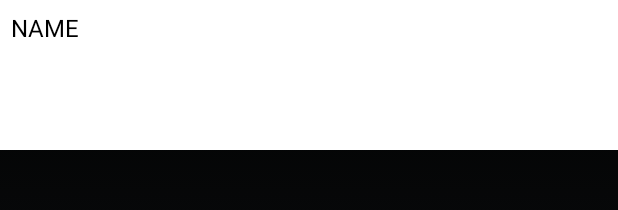
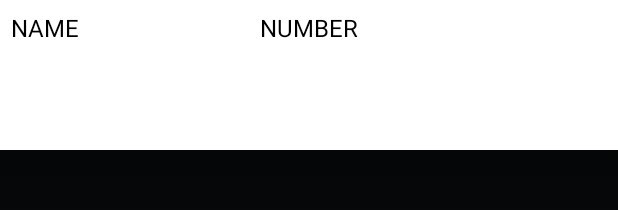
Before and after one commit to akadevv/GAB, an Android app: the layout friend_list_item.xml on its own in the app's theme, with its tools: preview values and no code run, on a phone screen of 412 x 824 dp. Shown: the top 210 px of the screen. Run offline under Robolectric (Android 15) with nearby library versions, the light colour scheme and no system bars.

Commit message:
주소록 불러오기 미완성본

```diff
--- a/app/src/main/AndroidManifest.xml
+++ b/app/src/main/AndroidManifest.xml
@@ -1,6 +1,9 @@
 <?xml version="1.0" encoding="utf-8"?>
 <manifest xmlns:android="http://schemas.android.com/apk/res/android"
     package="com.example.lcd.gab">
+
+    <uses-permission android:name="android.permission.WRITE_CONTACTS" />
+    <uses-permission android:name="android.permission.READ_CONTACTS" />
 
     <application
         android:allowBackup="true"
--- a/app/src/main/res/layout/friend_list_item.xml
+++ b/app/src/main/res/layout/friend_list_item.xml
@@ -12,8 +12,19 @@
         android:textSize="16dp"
         android:textColor="#000"
         android:padding="7dp"
+        android:id="@+id/name"
         />
 
+    <TextView
+        android:layout_width="wrap_content"
+        android:layout_height="wrap_content"
+        android:text="NUMBER"
+        android:textSize="16dp"
+        android:textColor="#000"
+        android:padding="7dp"
+        android:id="@+id/phone_number"
+        android:layout_alignParentTop="true"
+        android:layout_centerHorizontal="true" />
 
 
 </RelativeLayout>
--- a/app/src/main/res/layout/friend_list_main.xml
+++ b/app/src/main/res/layout/friend_list_main.xml
@@ -8,7 +8,7 @@
     <android.support.v7.widget.RecyclerView
         android:layout_width="match_parent"
         android:layout_height="match_parent"
-        android:id="@+id/friend_list">
+        android:id="@+id/friend_recyclerView">
 
 
     </android.support.v7.widget.RecyclerView>
```
Also changed, not shown: app/src/main/java/com/example/lcd/gab/FriendListAdapter.java (+38 -1 lines), app/src/main/java/com/example/lcd/gab/FriendListMain.java (+20 -19 lines).
